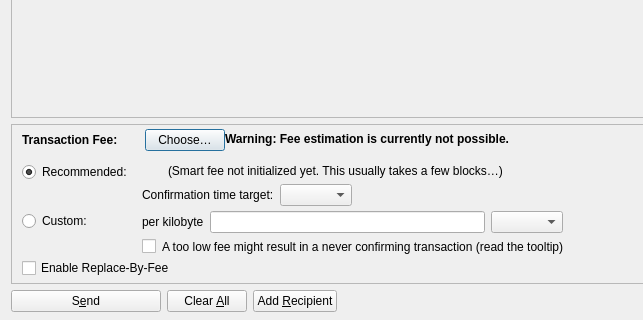
This is src/qt/forms/sendcoinsdialog.ui in ConcatenaLabs/Sequentia as Qt 5 draws it before an edit; both pictures show x 0 to 643 and y 206 to 526 of the 850 by 526 pixel window. The edited form follows.
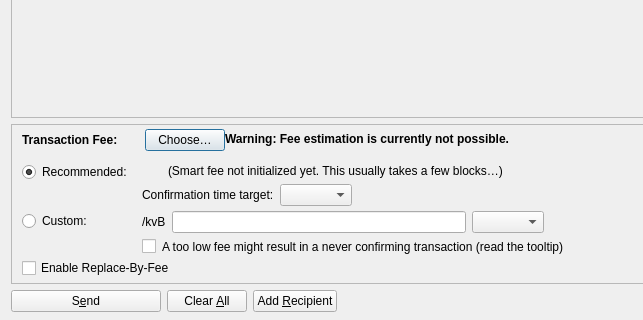
This is the edited form. Icons and pictures are not drawn. Custom widgets are drawn as their Qt base class.

Patch:
```diff
--- a/src/qt/forms/sendcoinsdialog.ui
+++ b/src/qt/forms/sendcoinsdialog.ui
@@ -853,7 +853,7 @@
 Note:  Since the fee is calculated on a per-byte basis, a fee rate of "100 satoshis per kvB" for a transaction size of 500 virtual bytes (half of 1 kvB) would ultimately yield a fee of only 50 satoshis.</string>
                    </property>
                    <property name="text">
-                    <string>per kilobyte</string>
+                    <string>/kvB</string>
                    </property>
                   </widget>
                  </item>
```
Left out of the diff: 2 changed lines with no effect on the pictures.
